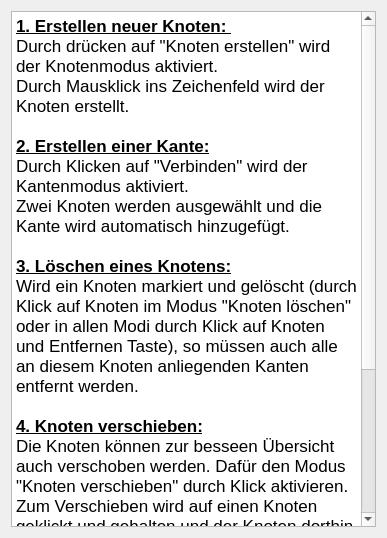
The window that dialoghelp.ui (MerlinGenschel/Eulerkreis) describes before a commit, drawn with Qt 5.
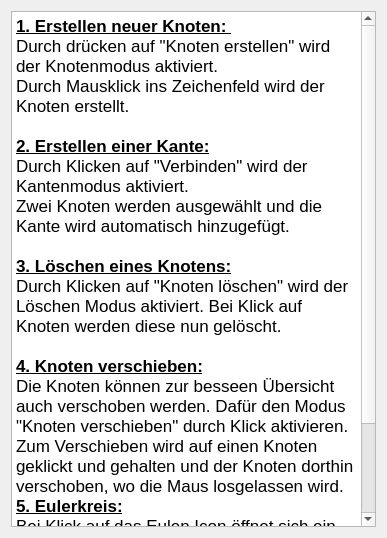
The same window after the commit.

```diff
--- a/dialoghelp.ui
+++ b/dialoghelp.ui
@@ -30,15 +30,13 @@
 &lt;p style=&quot; margin-top:0px; margin-bottom:0px; margin-left:0px; margin-right:0px; -qt-block-indent:0; text-indent:0px;&quot;&gt;&lt;span style=&quot; font-family:'.SF NS Text';&quot;&gt;Zwei Knoten werden ausgewählt und die Kante wird automatisch hinzugefügt.&lt;/span&gt;&lt;/p&gt;
 &lt;p style=&quot;-qt-paragraph-type:empty; margin-top:0px; margin-bottom:0px; margin-left:0px; margin-right:0px; -qt-block-indent:0; text-indent:0px; font-family:'.SF NS Text';&quot;&gt;&lt;br /&gt;&lt;/p&gt;
 &lt;p style=&quot; margin-top:0px; margin-bottom:0px; margin-left:0px; margin-right:0px; -qt-block-indent:0; text-indent:0px;&quot;&gt;&lt;span style=&quot; font-family:'.SF NS Text'; font-weight:600; text-decoration: underline;&quot;&gt;3. Löschen eines Knotens:&lt;/span&gt;&lt;/p&gt;
-&lt;p style=&quot; margin-top:0px; margin-bottom:0px; margin-left:0px; margin-right:0px; -qt-block-indent:0; text-indent:0px;&quot;&gt;&lt;span style=&quot; font-family:'.SF NS Text';&quot;&gt;Wird ein Knoten markiert und gelöscht (durch Klick auf Knoten im Modus &amp;quot;Knoten löschen&amp;quot; oder in allen Modi durch Klick auf Knoten und Entfernen Taste), so müssen auch alle an diesem Knoten anliegenden Kanten entfernt werden.&lt;/span&gt;&lt;/p&gt;
+&lt;p style=&quot; margin-top:0px; margin-bottom:0px; margin-left:0px; margin-right:0px; -qt-block-indent:0; text-indent:0px;&quot;&gt;&lt;span style=&quot; font-family:'.SF NS Text';&quot;&gt;Durch Klicken auf &amp;quot;Knoten löschen&amp;quot; wird der Löschen Modus aktiviert. Bei Klick auf Knoten werden diese nun gelöscht.&lt;/span&gt;&lt;/p&gt;
 &lt;p style=&quot;-qt-paragraph-type:empty; margin-top:0px; margin-bottom:0px; margin-left:0px; margin-right:0px; -qt-block-indent:0; text-indent:0px; font-family:'.SF NS Text';&quot;&gt;&lt;br /&gt;&lt;/p&gt;
 &lt;p style=&quot; margin-top:0px; margin-bottom:0px; margin-left:0px; margin-right:0px; -qt-block-indent:0; text-indent:0px;&quot;&gt;&lt;span style=&quot; font-family:'.SF NS Text'; font-weight:600; text-decoration: underline;&quot;&gt;4. Knoten verschieben:&lt;/span&gt;&lt;/p&gt;
 &lt;p style=&quot; margin-top:0px; margin-bottom:0px; margin-left:0px; margin-right:0px; -qt-block-indent:0; text-indent:0px;&quot;&gt;&lt;span style=&quot; font-family:'.SF NS Text';&quot;&gt;Die Knoten können zur besseen Übersicht auch verschoben werden. Dafür den Modus &amp;quot;Knoten verschieben&amp;quot; durch Klick aktivieren. &lt;/span&gt;&lt;/p&gt;
 &lt;p style=&quot; margin-top:0px; margin-bottom:0px; margin-left:0px; margin-right:0px; -qt-block-indent:0; text-indent:0px;&quot;&gt;&lt;span style=&quot; font-family:'.SF NS Text';&quot;&gt;Zum Verschieben wird auf einen Knoten geklickt und gehalten und der Knoten dorthin verschoben, wo die Maus losgelassen wird. &lt;/span&gt;&lt;/p&gt;
 &lt;p style=&quot; margin-top:0px; margin-bottom:0px; margin-left:0px; margin-right:0px; -qt-block-indent:0; text-indent:0px;&quot;&gt;&lt;span style=&quot; font-family:'.SF NS Text'; font-weight:600; text-decoration: underline;&quot;&gt;5. Eulerkreis:&lt;/span&gt;&lt;/p&gt;
-&lt;p style=&quot; margin-top:0px; margin-bottom:0px; margin-left:0px; margin-right:0px; -qt-block-indent:0; text-indent:0px;&quot;&gt;&lt;span style=&quot; font-family:'.SF NS Text';&quot;&gt;Bei jedem &amp;quot;Paintevent&amp;quot; wird algorithmisch geprüft, ob der Graph ein Eulerkreis ist.&lt;/span&gt;&lt;/p&gt;
-&lt;p style=&quot; margin-top:0px; margin-bottom:0px; margin-left:0px; margin-right:0px; -qt-block-indent:0; text-indent:0px;&quot;&gt;&lt;span style=&quot; font-family:'.SF NS Text';&quot;&gt;Falls ja, wird der Graph in grün gezeichnet und mit der entsprechenden Nummer des Eulerkreises nummeriert.&lt;/span&gt;&lt;/p&gt;
-&lt;p style=&quot; margin-top:0px; margin-bottom:0px; margin-left:0px; margin-right:0px; -qt-block-indent:0; text-indent:0px;&quot;&gt;&lt;span style=&quot; font-family:'.SF NS Text';&quot;&gt;Ist er kein Eulerkreis, wird der Graph schwarz gezeichnet.&lt;/span&gt;&lt;/p&gt;
+&lt;p style=&quot; margin-top:0px; margin-bottom:0px; margin-left:0px; margin-right:0px; -qt-block-indent:0; text-indent:0px;&quot;&gt;&lt;span style=&quot; font-family:'.SF NS Text';&quot;&gt;Bei Klick auf das Eulen Icon öffnet sich ein Dockwidget zur Animation und es wird ausgegeben, ob es sich um einen Eulerkreis handelt. Bei Klick auf den Button &amp;quot;Start Animation&amp;quot; wird der Eulerkreis animiert. &lt;/span&gt;&lt;/p&gt;
 &lt;p style=&quot;-qt-paragraph-type:empty; margin-top:0px; margin-bottom:0px; margin-left:0px; margin-right:0px; -qt-block-indent:0; text-indent:0px; font-family:'.SF NS Text';&quot;&gt;&lt;br /&gt;&lt;/p&gt;&lt;/body&gt;&lt;/html&gt;</string>
      </property>
     </widget>
```
